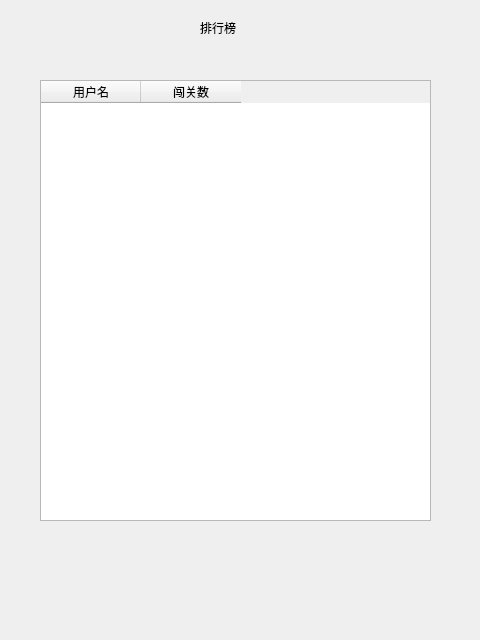
zqb-knight/delete_word, file rank.ui: the form before one commit.
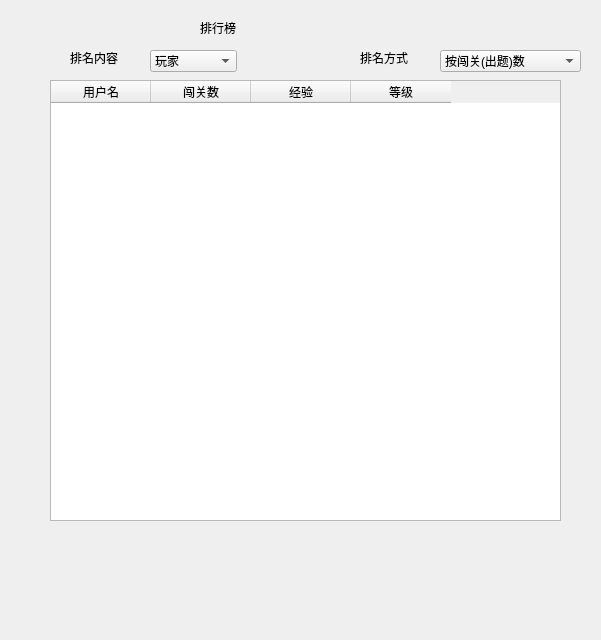
The form after the commit.

The edit to the form file:
```diff
--- a/rank.ui
+++ b/rank.ui
@@ -6,7 +6,7 @@
    <rect>
     <x>0</x>
     <y>0</y>
-    <width>480</width>
+    <width>601</width>
     <height>640</height>
    </rect>
   </property>
@@ -29,9 +29,9 @@
   <widget class="QTableWidget" name="tableWidget">
    <property name="geometry">
     <rect>
-     <x>40</x>
+     <x>50</x>
      <y>80</y>
-     <width>391</width>
+     <width>511</width>
      <height>441</height>
     </rect>
    </property>
@@ -45,6 +45,87 @@
      <string>闯关数</string>
     </property>
    </column>
+   <column>
+    <property name="text">
+     <string>经验</string>
+    </property>
+   </column>
+   <column>
+    <property name="text">
+     <string>等级</string>
+    </property>
+   </column>
+  </widget>
+  <widget class="QComboBox" name="model_comboBox">
+   <property name="geometry">
+    <rect>
+     <x>440</x>
+     <y>50</y>
+     <width>141</width>
+     <height>22</height>
+    </rect>
+   </property>
+   <item>
+    <property name="text">
+     <string>按闯关(出题)数</string>
+    </property>
+   </item>
+   <item>
+    <property name="text">
+     <string>按等级</string>
+    </property>
+   </item>
+   <item>
+    <property name="text">
+     <string>按经验</string>
+    </property>
+   </item>
+  </widget>
+  <widget class="QLabel" name="label_2">
+   <property name="geometry">
+    <rect>
+     <x>360</x>
+     <y>50</y>
+     <width>72</width>
+     <height>15</height>
+    </rect>
+   </property>
+   <property name="text">
+    <string>排名方式</string>
+   </property>
+  </widget>
+  <widget class="QComboBox" name="role_comboBox">
+   <property name="geometry">
+    <rect>
+     <x>150</x>
+     <y>50</y>
+     <width>87</width>
+     <height>22</height>
+    </rect>
+   </property>
+   <item>
+    <property name="text">
+     <string>玩家</string>
+    </property>
+   </item>
+   <item>
+    <property name="text">
+     <string>出题者</string>
+    </property>
+   </item>
+  </widget>
+  <widget class="QLabel" name="label_3">
+   <property name="geometry">
+    <rect>
+     <x>70</x>
+     <y>50</y>
+     <width>72</width>
+     <height>15</height>
+    </rect>
+   </property>
+   <property name="text">
+    <string>排名内容</string>
+   </property>
   </widget>
  </widget>
  <resources/>
```
